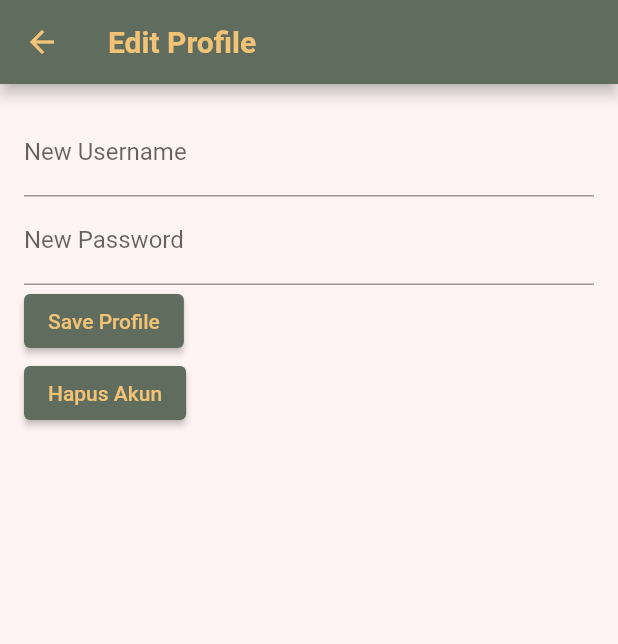
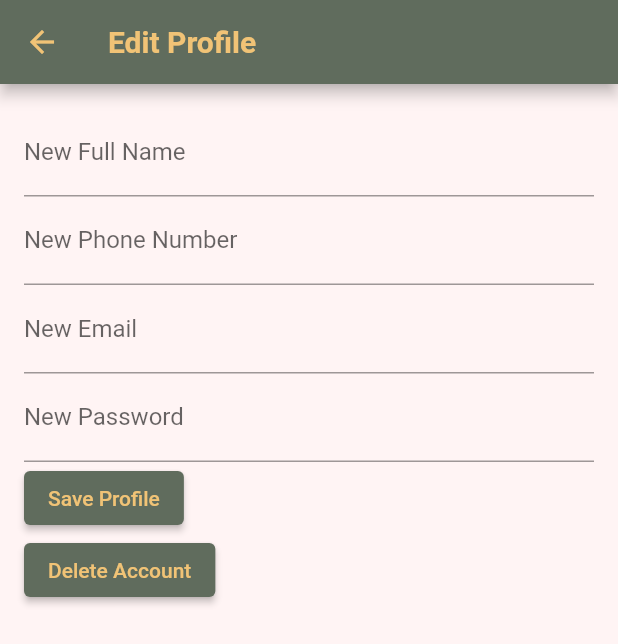
Before and after one commit to TrixTin23/miniproject_Dastin-Pranata-Yuda_Flutter, a Flutter app: the EditProfileScreen screen opened directly, on a phone screen of 412 x 824 dp. Shown: the top 644 px of the screen. Run offline on Flutter 3.47's test engine with Material 2 defaults, Android fonts, the light colour scheme and no system bars; our stand-ins replace another_flutter_splash_screen, dio, flutter_rating_bar, shared_preferences; accounts and stored records are empty.

Commit message:
fix register and edit profile

```diff
--- a/lib/Login_Register/Model/model.dart
+++ b/lib/Login_Register/Model/model.dart
@@ -1,6 +1,8 @@
 class ModelUser {
-  final String username;
+  final String fullName;
+  final String phoneNumber;
+  final String email;
   final String password;
 
-  ModelUser({required this.username, required this.password});
+  ModelUser({required this.fullName, required this.phoneNumber, required this.email, required this.password});
 }
--- a/lib/Login_Register/Service/auth_view_model.dart
+++ b/lib/Login_Register/Service/auth_view_model.dart
@@ -13,40 +13,43 @@ class AuthViewModel with ChangeNotifier {
     checkAuthentication();
   }
 
-  Future<void> login(String username, String password) async {
+  Future<void> login(String email, String password) async {
     // Mencari pengguna dengan username dan password yang sesuai
     final user = registeredUsers.firstWhere(
-        (user) => user.username == username && user.password == password,
-        orElse: () => ModelUser(username: '', password: ''));
+        (user) => user.email == email && user.password == password,
+      orElse: () => ModelUser(fullName: '', phoneNumber: '', email: '', password: ''),
+);
 
-    if (user.username.isNotEmpty) {
+    if (user.fullName.isNotEmpty) {
       isAuthenticated = true;
       currentUser = user;
       notifyListeners();
     }
   }
 
-  Future<void> register(String username, String password) async {
+  Future<void> register(String fullName, String phoneNumber, String email, String password) async {
     final prefs = await SharedPreferences.getInstance();
-    final isUserAlreadyRegistered =
-        registeredUsers.any((user) => user.username == username);
 
-    // Pemeriksaan apakah pengguna sudah terdaftar sebelumnya
+    // Check if the user is already registered
+    final isUserAlreadyRegistered = registeredUsers.any((user) => user.email == email);
+
     if (isUserAlreadyRegistered) {
-      // Tampilkan pesan atau dialog bahwa pengguna sudah terdaftar
-      SnackBar(content: Text("data sudah terdaftar"));
+      // Show a message or dialog indicating that the user is already registered
+      SnackBar(content: Text("User already registered"));
     } else {
-      // Tambahkan pengguna baru ke daftar pengguna terdaftar jika belum terdaftar
-      registeredUsers.add(ModelUser(username: username, password: password));
+      // Add the new user to the list of registered users if not registered
+      registeredUsers.add(ModelUser(fullName: fullName, phoneNumber: phoneNumber, email: email, password: password));
 
-      // Simpan daftar pengguna terdaftar ke SharedPreferences
+      // Save the list of registered users to SharedPreferences
       await prefs.setStringList(
         'registeredUsers',
         registeredUsers
-              .map((user) => '${user.username}:${user.password}')
-              .toList());
+            .map((user) => '${user.fullName}:${user.phoneNumber}:${user.email}:${user.password}')
+            .toList(),
+      );
     }
   }
+
 
   Future<void> logout() async {
     final prefs = await SharedPreferences.getInstance();
@@ -56,27 +59,27 @@ class AuthViewModel with ChangeNotifier {
     notifyListeners();
   }
 
-  Future<void> editProfile(String username, String newPassword) async {
+  Future<void> editProfile(String fullName, String newEmail, String newPassword, String phoneNumber) async {
     final prefs = await SharedPreferences.getInstance();
 
     if (isAuthenticated && currentUser != null) {
-      // Cari user yang sedang login dalam daftar registeredUsers
-      final userIndex = registeredUsers.indexWhere((user) => user.username == currentUser!.username);
+      // Find the index of the currently logged-in user in the list of registered users
+      final userIndex = registeredUsers.indexWhere((user) => user.email == currentUser!.email);
 
       if (userIndex != -1) {
-        // Update password user yang sedang login
-        registeredUsers[userIndex] = ModelUser(username: username, password: newPassword);
+        // Update the email and password of the currently logged-in user
+        registeredUsers[userIndex] = ModelUser(fullName: fullName, phoneNumber: phoneNumber, email: newEmail, password: newPassword);
 
-        // Simpan perubahan ke SharedPreferences
+        // Save the changes to SharedPreferences
         await prefs.setStringList(
           'registeredUsers',
           registeredUsers
-              .map((user) => '${user.username}:${user.password}')
+              .map((user) => '${user.fullName}:${user.phoneNumber}:${user.email}:${user.password}')
               .toList(),
         );
 
-        // Update currentUser dengan data baru
-        currentUser = ModelUser(username: username, password: newPassword);
+        // Update currentUser with the new data
+        currentUser = ModelUser(fullName: fullName, phoneNumber: phoneNumber, email: newEmail, password: newPassword);
       }
     }
 
@@ -87,22 +90,22 @@ class AuthViewModel with ChangeNotifier {
     if (isAuthenticated && currentUser != null) {
       final prefs = await SharedPreferences.getInstance();
 
-    // Hapus pengguna yang sedang login dari daftar registeredUsers
-    registeredUsers.removeWhere((user) => user.username == currentUser!.username);
+      // Remove the currently logged-in user from the list of registered users
+      registeredUsers.removeWhere((user) => user.email == currentUser!.email);
 
-    // Simpan daftar pengguna terdaftar yang telah diperbarui ke SharedPreferences
+      // Save the updated list of registered users to SharedPreferences
       await prefs.setStringList(
         'registeredUsers',
         registeredUsers
-          .map((user) => '${user.username}:${user.password}')
+            .map((user) => '${user.fullName}:${user.phoneNumber}:${user.email}:${user.password}')
             .toList(),
       );
 
-    // Hapus informasi autentikasi
+      // Remove authentication information
       await prefs.remove('isAuthenticated');
       await prefs.remove('lastLoggedInUser');
 
-    // Reset status autentikasi dan currentUser
+      // Reset authentication status and currentUser
       isAuthenticated = false;
       currentUser = null;
 
@@ -115,25 +118,25 @@ class AuthViewModel with ChangeNotifier {
     final isUserAuthenticated = prefs.getBool('isAuthenticated') ?? false;
 
     if (isUserAuthenticated) {
-      // Jika pengguna sudah terotentikasi, set isAuthenticated menjadi true
       isAuthenticated = true;
 
-      // Ambil daftar pengguna terdaftar dari SharedPreferences
+      // Get the list of registered users from SharedPreferences
       final registeredUsersData = prefs.getStringList('registeredUsers') ?? [];
 
-      // Konversi data pengguna ke objek ModelUser
+      // Convert user data to User objects
       registeredUsers = registeredUsersData.map((data) {
         final parts = data.split(':');
-        return ModelUser(username: parts[0], password: parts[1]);
+        return ModelUser(fullName: parts[0], phoneNumber: parts[1], email: parts[2], password: parts[3]);
       }).toList();
 
-      // Tampilkan pengguna yang terakhir masuk
+      // Show the last logged-in user
       final lastLoggedInUser = prefs.getString('lastLoggedInUser');
       if (lastLoggedInUser != null) {
         final user = registeredUsers.firstWhere(
-            (user) => user.username == lastLoggedInUser,
-            orElse: () => ModelUser(username: '', password: ''));
-        if (user.username.isNotEmpty) {
+          (user) => user.email == lastLoggedInUser,
+          orElse: () => ModelUser(fullName: '', phoneNumber: '', email: '', password: ''),
+        );
+        if (user.fullName.isNotEmpty) {
           currentUser = user;
         }
       }
--- a/lib/Login_Register/View/edit_profile_page.dart
+++ b/lib/Login_Register/View/edit_profile_page.dart
@@ -12,8 +12,9 @@ class EditProfileScreen extends StatefulWidget {
 class _EditProfileScreenState extends State<EditProfileScreen> {
   final GlobalKey<FormState> _formKey = GlobalKey<FormState>();
   TextEditingController _newPasswordController = TextEditingController();
-  String _newUsername = '';
-  String _newPassword = '';
+  TextEditingController _newFullNameController = TextEditingController();
+  TextEditingController _newPhoneNumberController = TextEditingController();
+  TextEditingController _newUserEmailController = TextEditingController();
 
   @override
   Widget build(BuildContext context) {
@@ -31,24 +32,32 @@ class _EditProfileScreenState extends State<EditProfileScreen> {
             crossAxisAlignment: CrossAxisAlignment.start,
             children: <Widget>[
               TextFormField(
-                decoration: InputDecoration(labelText: 'New Username'),
-                onSaved: (value) {
-                  _newUsername = value!;
-                },
+                controller: _newFullNameController,
+                decoration: InputDecoration(labelText: 'New Full Name'),
+              ),
+              TextFormField(
+                controller: _newPhoneNumberController,
+                decoration: InputDecoration(labelText: 'New Phone Number'),
+              ),
+              TextFormField(
+                controller: _newUserEmailController,
+                decoration: InputDecoration(labelText: 'New Email'),
               ),
               TextFormField(
                 controller: _newPasswordController,
                 decoration: InputDecoration(labelText: 'New Password'),
                 obscureText: true,
-                onSaved: (value) {
-                  _newPassword = value!;
-                },
               ),
               ElevatedButton(
                 onPressed: () {
                   if (_formKey.currentState!.validate()) {
                     _formKey.currentState!.save();
-                    authViewModel.editProfile(_newUsername, _newPassword);
+                    authViewModel.editProfile(
+                      _newFullNameController.text,
+                      _newUserEmailController.text,
+                      _newPhoneNumberController.text,
+                      _newPasswordController.text,
+                    );
                     Navigator.pop(context); // Kembali ke halaman profil
                   }
                 },
@@ -60,23 +69,23 @@ class _EditProfileScreenState extends State<EditProfileScreen> {
                     context: context,
                     builder: (BuildContext context) {
                       return AlertDialog(
-                        title: Text('Hapus Akun'),
-                        content:
-                            Text('Apakah Anda yakin ingin menghapus akun?'),
+                        title: Text('Delete Account'),
+                        content: Text(
+                            'Are you sure you want to delete your account?'),
                         actions: <Widget>[
                           TextButton(
-                            child: Text('Batal'),
+                            child: Text('Cancel'),
                             onPressed: () {
                               Navigator.of(context).pop();
                             },
                           ),
                           TextButton(
-                            child: Text('Hapus'),
+                            child: Text('Delete'),
                             onPressed: () {
                               authViewModel.deleteAccount();
                               Navigator.of(context).pop();
-                              // Kembali ke halaman login atau halaman awal aplikasi
-                              // Misalnya:
+                              // Navigate to the login screen or the app's home screen
+                              // For example:
                               Navigator.pushReplacement(
                                 context,
                                 MaterialPageRoute(
@@ -90,7 +99,7 @@ class _EditProfileScreenState extends State<EditProfileScreen> {
                     },
                   );
                 },
-                child: Text('Hapus Akun'),
+                child: Text('Delete Account'),
               ),
             ],
           ),
--- a/lib/Login_Register/View/register_page.dart
+++ b/lib/Login_Register/View/register_page.dart
@@ -10,7 +10,9 @@ class RegisterScreen extends StatelessWidget {
   Widget build(BuildContext context) {
     final authViewModel = Provider.of<AuthViewModel>(context);
 
-    TextEditingController usernameController = TextEditingController();
+    TextEditingController emailController = TextEditingController();
+    TextEditingController fullNameController = TextEditingController();
+    TextEditingController phoneNumberController = TextEditingController();
     TextEditingController passwordController = TextEditingController();
 
     return Scaffold(
@@ -25,7 +27,7 @@ class RegisterScreen extends StatelessWidget {
                   // Wrap this Center around the Image
                   child: Image.asset(
                     "assets/images/Hungry-hub.png",
-                    height: 350,
+                    height: 300,
                     width: 350,
                   ),
                 ),
@@ -36,19 +38,43 @@ class RegisterScreen extends StatelessWidget {
                       fontWeight: FontWeight.bold,
                       color: Color(0xff606c5d)), // Warna teks
                 ),
-                const SizedBox(height: 20),
+                const SizedBox(height: 10),
                 SizedBox(
                   width: 300,
                   child: TextField(
-                    controller: usernameController,
+                    controller: fullNameController,
                     decoration: const InputDecoration(
-                      hintText: "Enter Your Username",
-                      labelText: 'Username',
+                      hintText: "Enter Your full name",
+                      labelText: 'Full name',
                       border: UnderlineInputBorder(),
                     ),
                   ),
                 ),
-                const SizedBox(height: 20),
+                const SizedBox(height: 10),
+                SizedBox(
+                  width: 300,
+                  child: TextField(
+                    controller: phoneNumberController,
+                    decoration: const InputDecoration(
+                      hintText: "Enter Your Phone Number",
+                      labelText: 'Phone Number',
+                      border: UnderlineInputBorder(),
+                    ),
+                  ),
+                ),
+                const SizedBox(height: 10),
+                SizedBox(
+                  width: 300,
+                  child: TextField(
+                    controller: emailController,
+                    decoration: const InputDecoration(
+                      hintText: "Enter Your Username",
+                      labelText: 'Email',
+                      border: UnderlineInputBorder(),
+                    ),
+                  ),
+                ),
+                const SizedBox(height: 10),
                 SizedBox(
                   width: 300,
                   child: TextField(
@@ -64,9 +90,12 @@ class RegisterScreen extends StatelessWidget {
                 const SizedBox(height: 20),
                 ElevatedButton(
                   onPressed: () {
-                    String username = usernameController.text;
+                    String fullName = fullNameController.text;
+                    String phoneNumber = phoneNumberController.text;
+                    String email = emailController.text;
                     String password = passwordController.text;
-                    authViewModel.register(username, password);
+                    authViewModel.register(
+                        fullName, phoneNumber, email, password);
                     Navigator.of(context).pop(); // Kembali ke layar login
                   },
                   style: ElevatedButton.styleFrom(
```
Also changed, not shown: lib/Login_Register/View/profile_page.dart (+73 -15 lines). Lines whose indentation alone changed are shown as unchanged.
